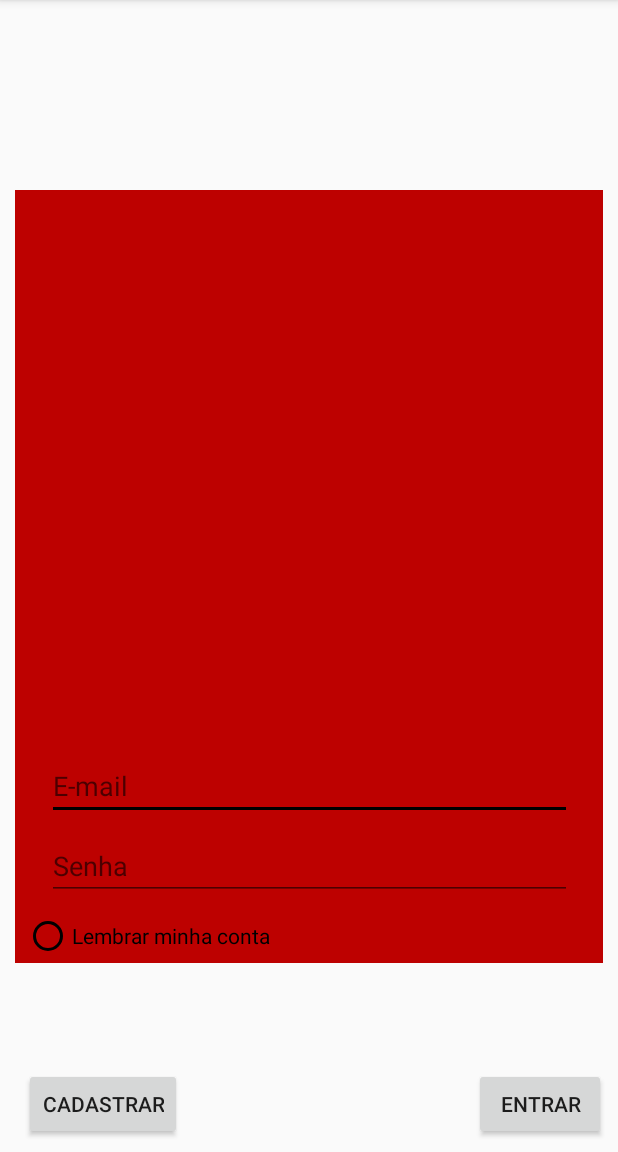
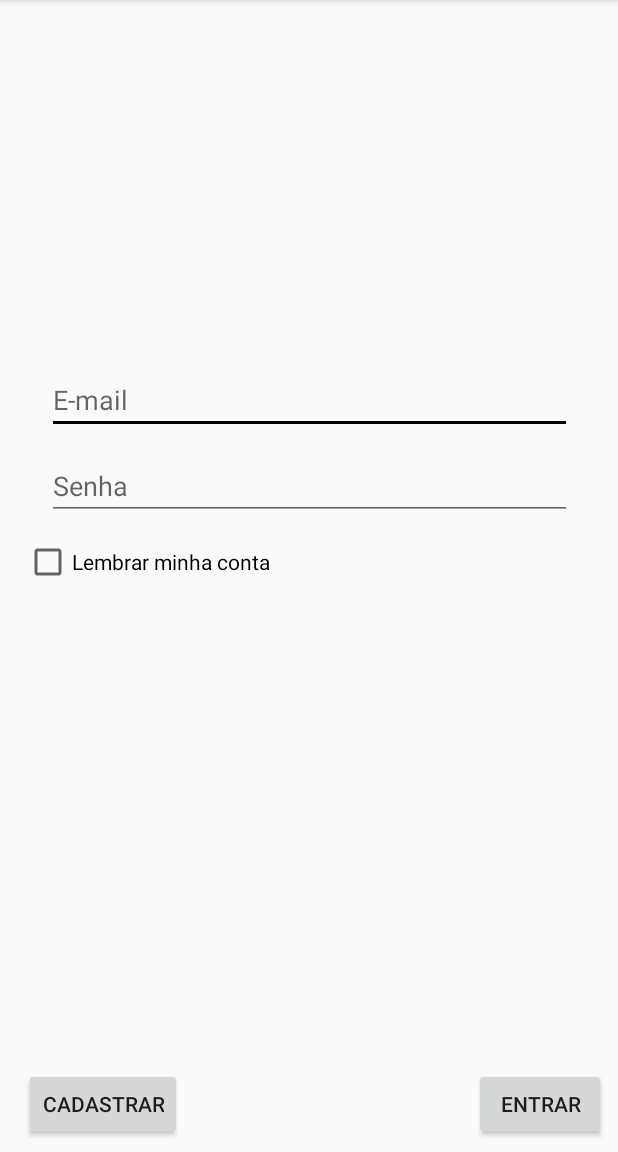
Before and after one commit to angelagra/Projeto-Integrador-IV---Sistema-Web-Modularizavel, an Android app: the screen it shows after launch (MainActivity), after a tap on "Entrar", on a phone screen of 412 x 824 dp, the part 84-1236 px from its top. Run offline under Robolectric (Android 15) with nearby library versions, the phone set to English and light mode, and no system bars; 1 statement that could not run was skipped; 1 other tap on this screen came first.

Commit message:
Tratamento Grupo 2

```diff
--- a/HippoSupermecado/app/src/main/java/com/hipposupermecado/Login.java
+++ b/HippoSupermecado/app/src/main/java/com/hipposupermecado/Login.java
@@ -10,10 +10,12 @@ import android.view.LayoutInflater;
 import android.view.View;
 import android.view.ViewGroup;
 import android.widget.Button;
+import android.widget.CheckBox;
 import android.widget.EditText;
 import android.widget.ImageView;
 import android.widget.RadioButton;
 import android.widget.TextView;
+import android.widget.Toast;
 
 import com.hipposupermecado.validate.PatternEmail;
 
@@ -26,9 +28,8 @@ import retrofit2.converter.gson.GsonConverterFactory;
 public class Login extends Fragment {
 
     private EditText etEmail, etSenha;
-    private TextView tvMsg;
     private Button btnEnviar, btnCadastrar;
-    private RadioButton rbLembreDeMim;
+    private CheckBox cbLembreDeMim;
     private boolean isOk = false;
 
     // verificar se já esta salvo os dados da cliente.
@@ -41,8 +42,7 @@ public class Login extends Fragment {
         btnCadastrar = (Button) view.findViewById(R.id.btnCadastrar);
         etEmail = (EditText) view.findViewById(R.id.etEmail);
         etSenha = (EditText) view.findViewById(R.id.etSenha);
-        tvMsg = (TextView) view.findViewById(R.id.tvMsg);
-        rbLembreDeMim = (RadioButton) view.findViewById(R.id.rbLembreDeMim);
+        cbLembreDeMim = (CheckBox) view.findViewById(R.id.cbLembreDeMim);
 
         View.OnClickListener listener = new View.OnClickListener() {
             @Override
@@ -54,18 +54,18 @@ public class Login extends Fragment {
             PatternEmail pattermEmail = new PatternEmail();
 
             if(isEmpty(email, senha)){
-                tvMsg.setText("Preencher os campos");
+                alerta("Preencher os campos");
                 return;
             }
 
             if(!pattermEmail.isEmail(email)){
-                tvMsg.setText("E-mail inválido");
+                alerta("E-mail inválido");
                 return;
             }
 
-            if(rbLembreDeMim.isChecked()){
+            if(cbLembreDeMim.isChecked()){
                 isOk = true;
-                tvMsg.setText("Salvar info user");
+                alerta("Salvar info user");
             }
 
             Retrofit retrofit = new Retrofit.Builder().baseUrl("https://hippo.azurewebsites.net/").addConverterFactory(GsonConverterFactory.create()).build();
@@ -78,10 +78,8 @@ public class Login extends Fragment {
                     Boolean login = response.body();
 
                     if(response.isSuccessful()){
-                        tvMsg.setText("OK");
                     }else{
                         if (response.code()==401) {
-                            tvMsg.setText("false");
                         }
                     }
                 }
@@ -107,6 +105,11 @@ public class Login extends Fragment {
         return view;
     }
 
+    private void alerta (String msg) {
+        Toast toast = Toast.makeText(Login.super.getContext(), msg, Toast.LENGTH_LONG);
+        toast.show();
+    }
+
     private boolean isEmpty (String email,String senha) {
         if(email.trim().equals("") || senha.trim().equals("")){
             return true;
--- a/HippoSupermecado/app/src/main/res/layout/fragment_login.xml
+++ b/HippoSupermecado/app/src/main/res/layout/fragment_login.xml
@@ -8,75 +8,36 @@
     <!-- TODO: Update blank fragment layout -->
 
 
-    <ImageView
-        android:id="@+id/imageView"
-        android:layout_width="392dp"
-        android:layout_height="515dp"
-        android:layout_marginBottom="8dp"
-        android:layout_marginEnd="8dp"
-        android:layout_marginStart="8dp"
-        android:layout_marginTop="8dp"
-        android:src="@color/colorPrimary"
-        app:layout_constraintBottom_toBottomOf="parent"
-        app:layout_constraintEnd_toEndOf="parent"
-        app:layout_constraintStart_toStartOf="parent"
-        app:layout_constraintTop_toTopOf="parent" />
-
-    <TextView
-        android:id="@+id/tvMsg"
-        android:layout_width="350dp"
-        android:layout_height="wrap_content"
-        android:layout_marginBottom="8dp"
-        android:layout_marginEnd="8dp"
-        android:layout_marginStart="8dp"
-        android:textAlignment="center"
-        android:textColor="@color/colorAccent"
-        app:layout_constraintBottom_toTopOf="@+id/etEmail"
-        app:layout_constraintEnd_toEndOf="parent"
-        app:layout_constraintStart_toStartOf="parent" />
-
     <EditText
         android:id="@+id/etEmail"
         android:layout_width="350dp"
         android:layout_height="wrap_content"
-        android:layout_marginBottom="8dp"
         android:layout_marginEnd="8dp"
         android:layout_marginStart="8dp"
+        android:layout_marginTop="244dp"
         android:ems="10"
         android:hint="E-mail"
         android:inputType="textEmailAddress"
         android:singleLine="false"
         android:textColor="@color/colorAccent"
-        app:layout_constraintBottom_toTopOf="@+id/etSenha"
         app:layout_constraintEnd_toEndOf="parent"
-        app:layout_constraintStart_toStartOf="parent" />
+        app:layout_constraintStart_toStartOf="parent"
+        app:layout_constraintTop_toTopOf="parent" />
 
     <EditText
         android:id="@+id/etSenha"
         android:layout_width="350dp"
         android:layout_height="wrap_content"
-        android:layout_marginBottom="8dp"
         android:layout_marginEnd="8dp"
         android:layout_marginStart="8dp"
+        android:layout_marginTop="12dp"
         android:ems="10"
         android:hint="Senha"
         android:inputType="textPassword"
         android:textColor="@color/colorAccent"
-        app:layout_constraintBottom_toTopOf="@+id/rbLembreDeMim"
         app:layout_constraintEnd_toEndOf="parent"
-        app:layout_constraintStart_toStartOf="parent" />
-
-    <RadioButton
-        android:id="@+id/rbLembreDeMim"
-        android:layout_width="wrap_content"
-        android:layout_height="wrap_content"
-        android:layout_marginBottom="72dp"
-        android:layout_marginStart="16dp"
-        android:buttonTint="@color/colorAccent"
-        android:text="Lembrar minha conta"
-        android:textColor="@color/colorAccent"
-        app:layout_constraintBottom_toTopOf="@+id/btnEnviar"
-        app:layout_constraintStart_toStartOf="parent" />
+        app:layout_constraintStart_toStartOf="parent"
+        app:layout_constraintTop_toBottomOf="@+id/etEmail" />
 
     <Button
         android:id="@+id/btnEnviar"
@@ -98,4 +59,17 @@
         app:layout_constraintBottom_toBottomOf="parent"
         app:layout_constraintStart_toStartOf="parent" />
 
+    <CheckBox
+        android:id="@+id/cbLembreDeMim"
+        android:layout_width="wrap_content"
+        android:layout_height="wrap_content"
+        android:layout_marginBottom="8dp"
+        android:layout_marginStart="16dp"
+        android:layout_marginTop="12dp"
+        android:text="Lembrar minha conta"
+        app:layout_constraintBottom_toTopOf="@+id/btnCadastrar"
+        app:layout_constraintStart_toStartOf="parent"
+        app:layout_constraintTop_toBottomOf="@+id/etSenha"
+        app:layout_constraintVertical_bias="0.0" />
+
 </android.support.constraint.ConstraintLayout>
--- a/HippoSupermecado/app/src/main/res/menu/menu.xml
+++ b/HippoSupermecado/app/src/main/res/menu/menu.xml
@@ -15,6 +15,13 @@
             android:icon="@android:drawable/alert_light_frame"
             android:title="Cadastrar Usuário"
             />
+
+        <item
+            android:id="@+id/action_endereco"
+            android:checked="false"
+            android:icon="@android:drawable/alert_light_frame"
+            android:title="Cadastrar Endereço"
+            />
     </group>
 
 </menu>
```
Also changed, not shown: HippoSupermecado/app/src/main/java/com/hipposupermecado/Endereco.java (+61 -44 lines), HippoSupermecado/app/src/main/java/com/hipposupermecado/MainActivity.java (+15 -0 lines), HippoSupermecado/app/src/main/res/layout/fragment_cadastro_usuario.xml (+9 -5 lines), HippoSupermecado/app/src/main/res/layout/fragment_endereco.xml (+26 -28 lines), 708 other files.
